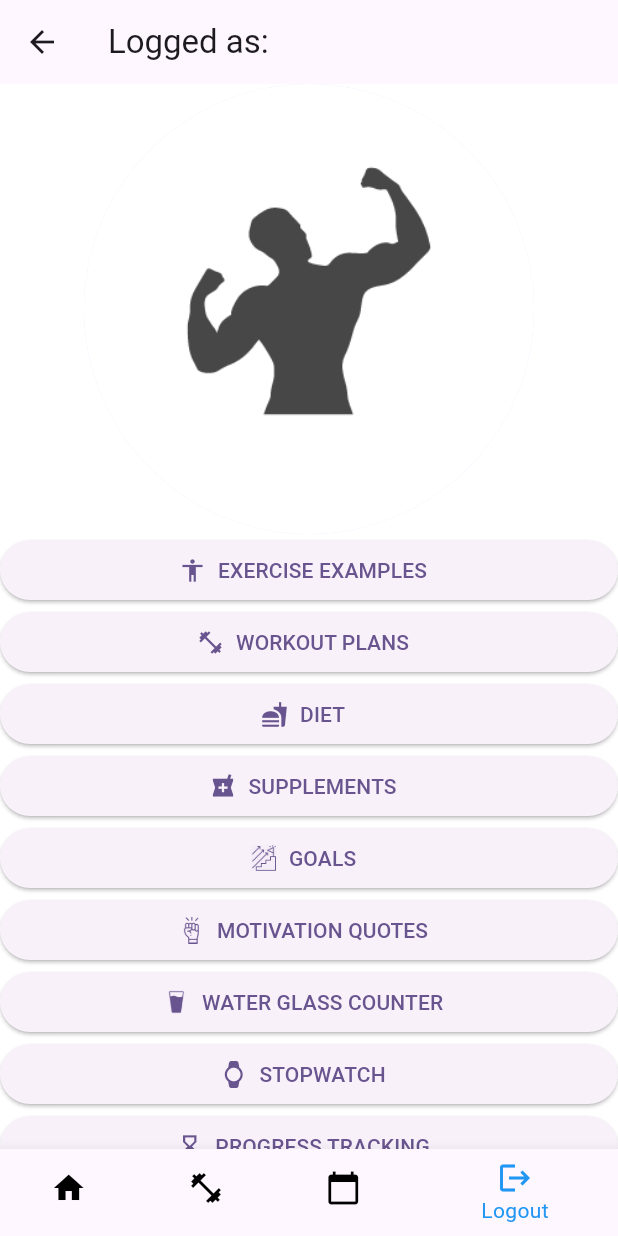
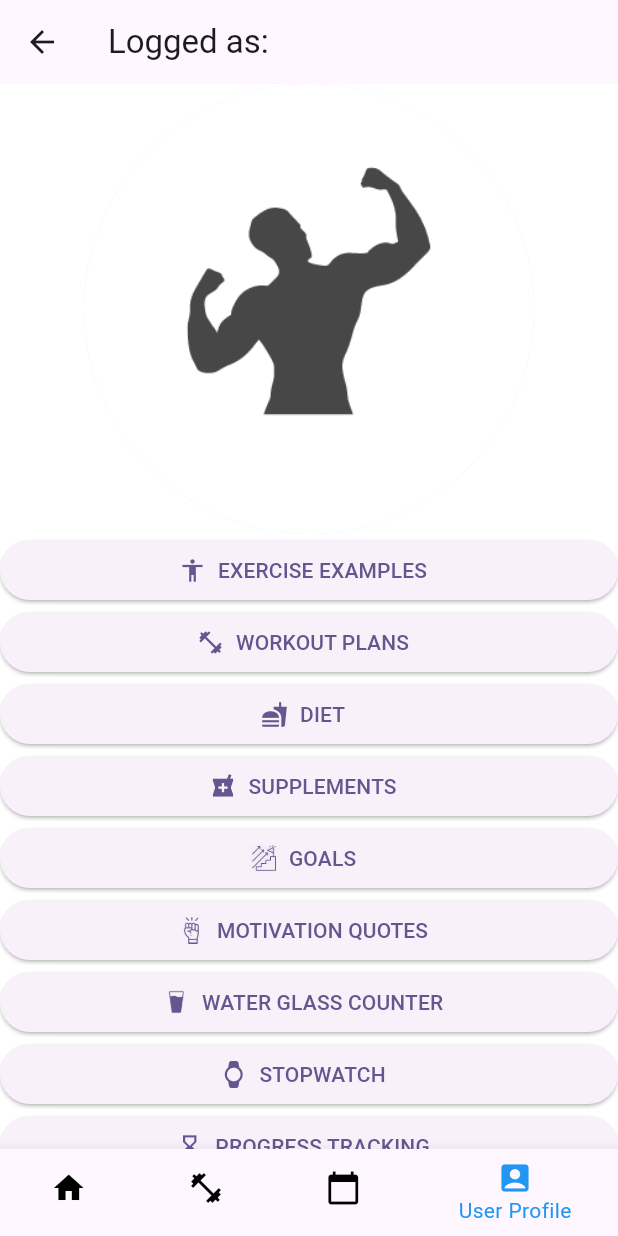
Before and after one commit to mateuszkasprzak94/fitness_prodigy, a Flutter app: the Features screen opened directly with empty values, item 4 of the bottom bar chosen, on a phone screen of 412 x 824 dp. Run offline on Flutter 3.47's test engine with Material 2 defaults, Android fonts, the phone set to English and light mode, and no system bars; our stand-ins replace firebase_auth, firebase_core, google_fonts; accounts and stored records are empty.

Commit message:
Customize User Profile function

```diff
--- a/lib/app/after login plus features/features_page.dart
+++ b/lib/app/after login plus features/features_page.dart
@@ -97,8 +97,8 @@ class _FeaturesState extends State<Features> {
             label: 'Workouts',
           ),
           BottomNavigationBarItem(
-            icon: Icon(Icons.logout),
-            label: 'Logout',
+            icon: Icon(Icons.account_box),
+            label: 'User Profile',
           ),
         ],
       ),
```
